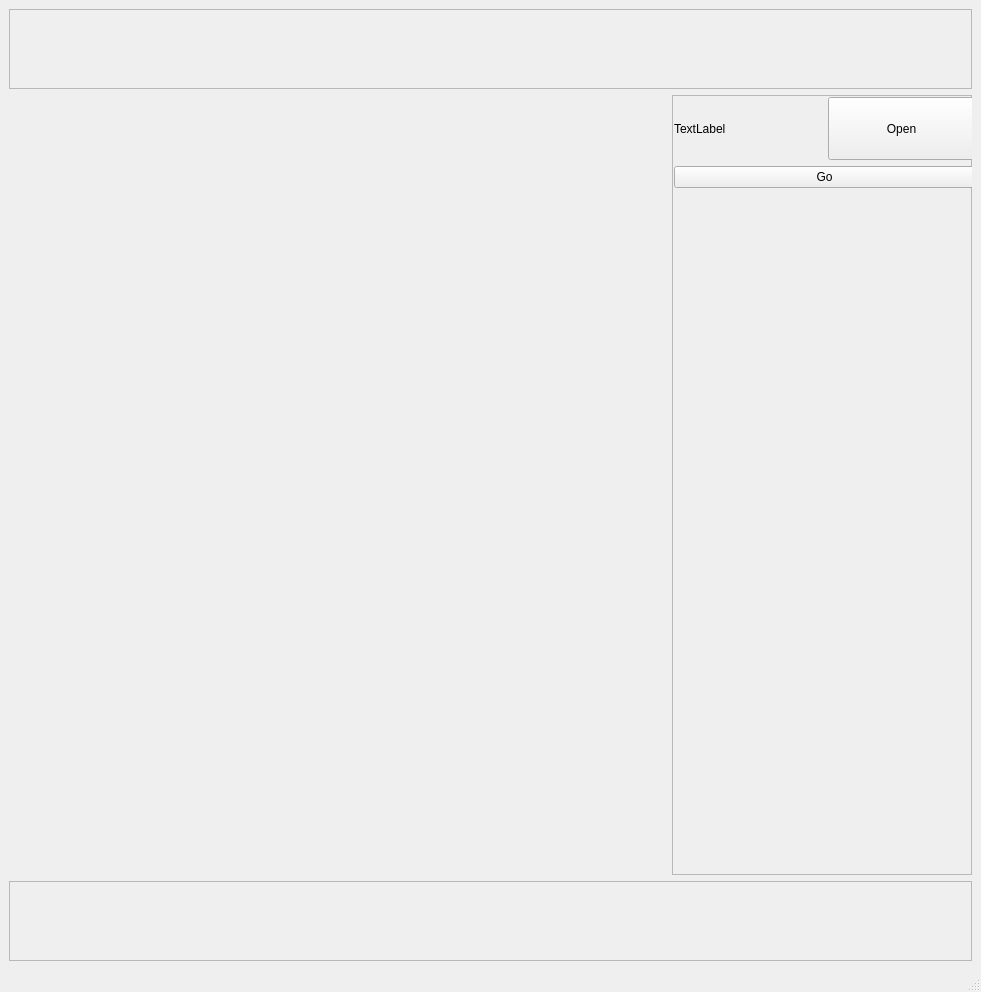
Old version of the form src/View/mainwindow.ui in the repository klotzgal/3DViewer_v2.1.
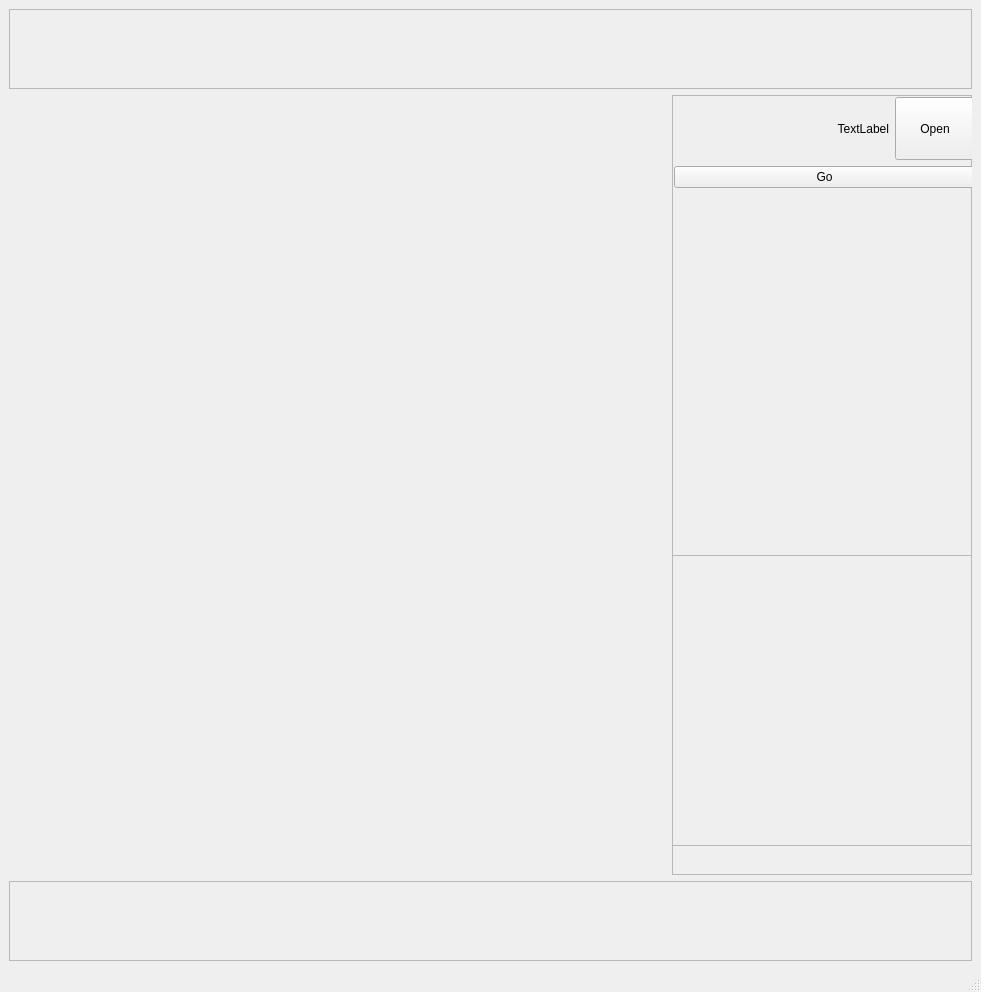
New version of the form. Custom widgets are drawn as their Qt base class.

Patch:
```diff
--- a/src/View/mainwindow.ui
+++ b/src/View/mainwindow.ui
@@ -13,6 +13,9 @@
   <property name="windowTitle">
    <string>MainWindow</string>
   </property>
+  <property name="styleSheet">
+   <string notr="true"/>
+  </property>
   <widget class="QWidget" name="centralwidget">
    <layout class="QVBoxLayout" name="verticalLayout_3">
     <item>
@@ -88,6 +91,28 @@
         <property name="frameShadow">
          <enum>QFrame::Raised</enum>
         </property>
+        <widget class="QFrame" name="frame">
+         <property name="geometry">
+          <rect>
+           <x>0</x>
+           <y>460</y>
+           <width>301</width>
+           <height>291</height>
+          </rect>
+         </property>
+         <property name="sizePolicy">
+          <sizepolicy hsizetype="Expanding" vsizetype="Expanding">
+           <horstretch>0</horstretch>
+           <verstretch>0</verstretch>
+          </sizepolicy>
+         </property>
+         <property name="frameShape">
+          <enum>QFrame::StyledPanel</enum>
+         </property>
+         <property name="frameShadow">
+          <enum>QFrame::Raised</enum>
+         </property>
+        </widget>
         <widget class="QWidget" name="">
          <property name="geometry">
           <rect>
@@ -105,12 +130,15 @@
               <property name="text">
                <string>TextLabel</string>
               </property>
+              <property name="alignment">
+               <set>Qt::AlignRight|Qt::AlignTrailing|Qt::AlignVCenter</set>
+              </property>
              </widget>
             </item>
             <item>
              <widget class="QPushButton" name="open_file">
               <property name="sizePolicy">
-               <sizepolicy hsizetype="Preferred" vsizetype="Preferred">
+               <sizepolicy hsizetype="Maximum" vsizetype="Minimum">
                 <horstretch>0</horstretch>
                 <verstretch>0</verstretch>
                </sizepolicy>
```
